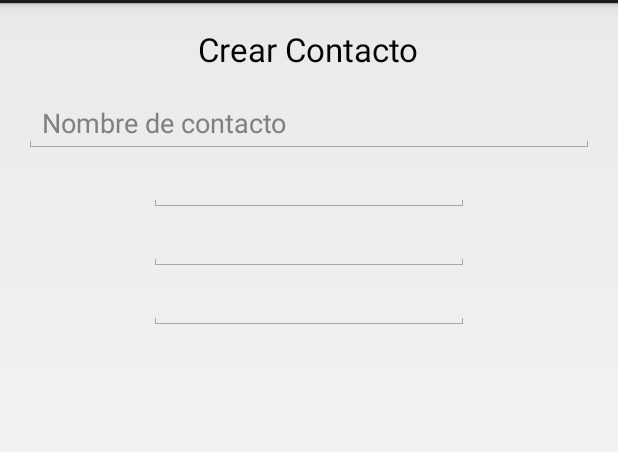
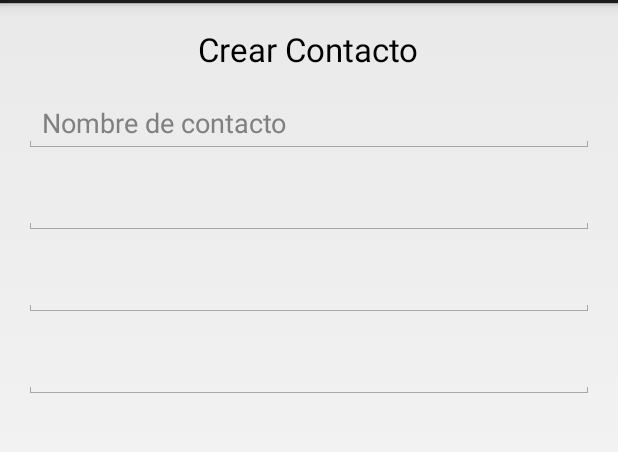
Before and after one commit to lmdelgallego/MisContactos, an Android app: the screen it shows after launch (MainActivity), on a phone screen of 412 x 824 dp, the part 69-521 px from its top. Run offline under Robolectric (Android 15) with nearby library versions, the phone set to English and light mode, and no system bars.

```diff
--- a/app/src/main/res/layout/activity_main.xml
+++ b/app/src/main/res/layout/activity_main.xml
@@ -29,31 +29,34 @@
         android:layout_marginTop="15dp" />
 
     <EditText
-        android:layout_width="wrap_content"
+        android:layout_width="fill_parent"
         android:layout_height="wrap_content"
         android:inputType="phone"
         android:ems="10"
         android:id="@+id/editText"
         android:layout_below="@+id/cmpNombre"
-        android:layout_centerHorizontal="true" />
+        android:layout_centerHorizontal="true"
+        android:layout_marginTop="15dp" />
 
     <EditText
-        android:layout_width="wrap_content"
+        android:layout_width="fill_parent"
         android:layout_height="wrap_content"
         android:inputType="textEmailAddress"
         android:ems="10"
         android:id="@+id/editText2"
         android:layout_below="@+id/editText"
         android:layout_alignLeft="@+id/editText"
-        android:layout_alignStart="@+id/editText" />
+        android:layout_alignStart="@+id/editText"
+        android:layout_marginTop="15dp" />
 
     <EditText
-        android:layout_width="wrap_content"
+        android:layout_width="fill_parent"
         android:layout_height="wrap_content"
         android:inputType="textPostalAddress"
         android:ems="10"
         android:id="@+id/editText3"
         android:layout_below="@+id/editText2"
         android:layout_alignLeft="@+id/editText2"
-        android:layout_alignStart="@+id/editText2" />
+        android:layout_alignStart="@+id/editText2"
+        android:layout_marginTop="15dp" />
 </RelativeLayout>
```
